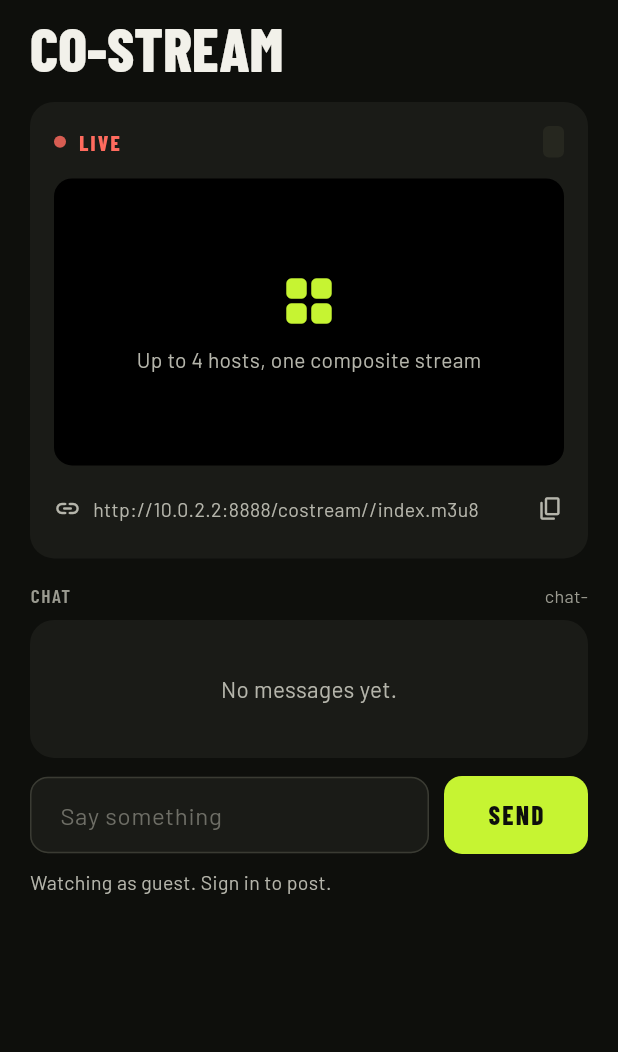
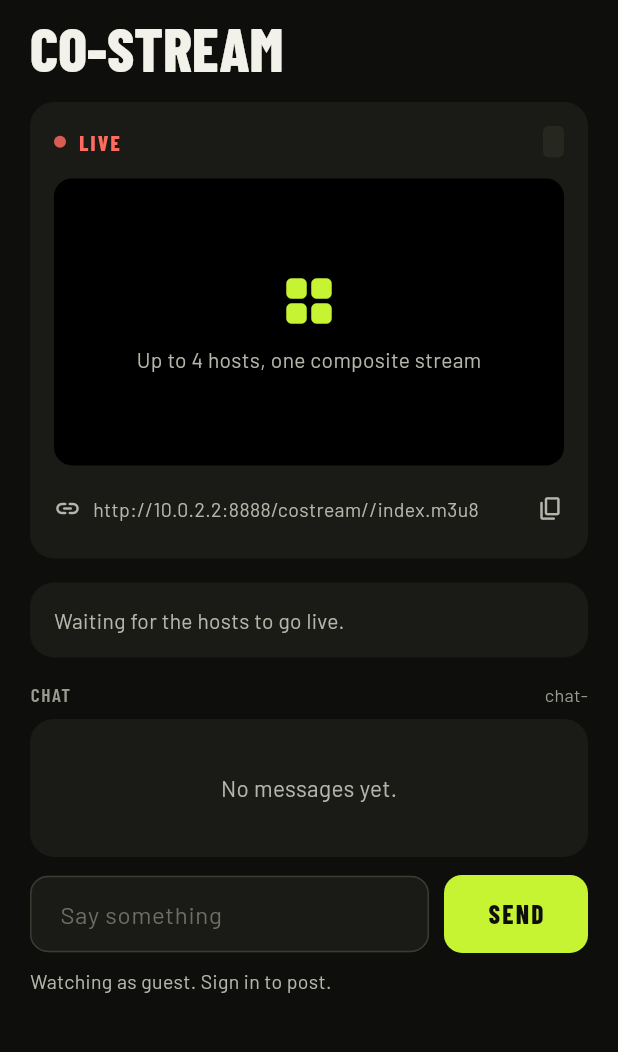
Before and after one commit to f243077-cell/nasconhackathon, a Flutter app: the CoStreamScreen widget shown alone on an empty page, opened directly with empty values, on a phone screen of 412 x 824 dp, the part 66-1118 px from its top. Run offline on Flutter 3.47's test engine with Material 3 defaults, Android fonts, the phone set to English and light mode, and no system bars; our stand-ins replace connectivity_plus, dio, flutter_riverpod, flutter_secure_storage, go_router, open_filex and 2 more; missing offline and left inert: mobile_scanner; accounts and stored records are empty; network calls fail.

Commit message:
mobile: co-stream host controls; Appium report from a physical phone
Co-Stream screen reads GET /api/v1/costream/sessions/{id} (every 3 s, so a
host handoff shows quickly): on-air list with host, muted and spotlight
labels, composite playback link. The host can invite a player (token
copied), mute/unmute, spotlight, remove (confirmed) and leave as host;
an invited player can join with the token.

tests/reports/appium-report.xml: Appium 2.19 + uiautomator2 4.2.9 on a
physical Android 15 phone, 4 passed, 1 skipped (cross-surface chat skips
when POST /api/v1/chat is not reachable from the runner).

```diff
--- /dev/null
+++ b/mobile/lib/features/live/costream_participants.dart
@@ -0,0 +1,186 @@
+import 'package:flutter/material.dart';
+import 'package:flutter/services.dart';
+import 'package:flutter_riverpod/flutter_riverpod.dart';
+
+import '../../core/errors.dart';
+import '../../core/session.dart';
+import '../../core/theme.dart';
+import '../../widgets/async_view.dart';
+import '../../widgets/confirm_dialog.dart';
+import '../../widgets/ui.dart';
+import 'live_feed.dart';
+
+/// Who is on air, and the host's controls (FR-3.3): invite, mute/unmute, spotlight, kick, leave.
+/// Invited players can join with their token. Guests only see the list.
+class CoStreamParticipants extends ConsumerStatefulWidget {
+  final String sessionId;
+  final CoStreamSession? session;
+  const CoStreamParticipants({super.key, required this.sessionId, required this.session});
+
+  @override
+  ConsumerState<CoStreamParticipants> createState() => _CoStreamParticipantsState();
+}
+
+class _CoStreamParticipantsState extends ConsumerState<CoStreamParticipants> {
+  final _inviteFor = TextEditingController();
+  final _token = TextEditingController();
+  bool _busy = false;
+
+  @override
+  void dispose() {
+    _inviteFor.dispose();
+    _token.dispose();
+    super.dispose();
+  }
+
+  Future<void> _act(Future<void> Function() call, String done) async {
+    setState(() => _busy = true);
+    try {
+      await call();
+      ref.invalidate(coStreamProvider(widget.sessionId));
+      if (mounted) showSuccess(context, done);
+    } on ApiException catch (e) {
+      if (mounted) showError(context, e);
+    } finally {
+      if (mounted) setState(() => _busy = false);
+    }
+  }
+
+  Future<void> _invite() async {
+    final id = _inviteFor.text.trim();
+    if (id.isEmpty) return;
+    setState(() => _busy = true);
+    try {
+      final token = await CoStreamApi.invite(widget.sessionId, id);
+      _inviteFor.clear();
+      if (token != null) await Clipboard.setData(ClipboardData(text: token));
+      if (mounted) showSuccess(context, 'Invite sent to ${prettyId(id)}. Token copied in case they need it.');
+    } on ApiException catch (e) {
+      if (mounted) showError(context, e);
+    } finally {
+      if (mounted) setState(() => _busy = false);
+    }
+  }
+
+  Future<void> _control(String action, String id) async {
+    final who = prettyId(id);
+    switch (action) {
+      case 'mute':
+        await _act(() => CoStreamApi.mute(widget.sessionId, id, muted: true), '$who muted.');
+      case 'unmute':
+        await _act(() => CoStreamApi.mute(widget.sessionId, id, muted: false), '$who unmuted.');
+      case 'spotlight':
+        await _act(() => CoStreamApi.spotlight(widget.sessionId, id), '$who is in the spotlight.');
+      case 'kick':
+        final ok = await confirmAction(context,
+            title: 'Remove $who?', message: 'They leave the co-stream right away.', confirmLabel: 'Remove', destructive: true);
+        if (ok) await _act(() => CoStreamApi.kick(widget.sessionId, id), '$who removed.');
+    }
+  }
+
+  @override
+  Widget build(BuildContext context) {
+    final p = context.palette;
+    final s = widget.session;
+    final me = ref.watch(sessionProvider)?.user.playerId;
+
+    if (s == null) {
+      return Panel(child: Text('Waiting for the hosts to go live.', style: TextStyle(color: p.label2, fontSize: 14)));
+    }
+    if (s.status != 'active') {
+      return Panel(child: Text('This co-stream has ended.', style: TextStyle(color: p.label2, fontSize: 14)));
+    }
+    final isHost = me != null && s.host == me;
+    final onAir = me != null && s.participants.contains(me);
+
+    return Column(crossAxisAlignment: CrossAxisAlignment.stretch, children: [
+      SectionLabel(
+        'ON AIR',
+        trailing: Text('${s.participants.length}/4, ${s.layout.replaceAll('_', ' ').toUpperCase()}',
+            style: condensed(12, weight: FontWeight.w700, tracking: 1, color: p.label3)),
+      ),
+      Panel(
+        padding: const EdgeInsets.symmetric(horizontal: 12, vertical: 6),
+        child: Column(children: [
+          for (final id in s.participants)
+            Semantics(
+              identifier: 'participant-$id',
+              child: Padding(
+                padding: const EdgeInsets.symmetric(vertical: 4),
+                child: Row(children: [
+                  Icon(
+                    s.muted.contains(id) ? Icons.mic_off_rounded : Icons.mic_rounded,
+                    color: s.muted.contains(id) ? p.label3 : p.success,
+                    size: 20,
+                    semanticLabel: s.muted.contains(id) ? 'Muted' : 'Mic on',
+                  ),
+                  const SizedBox(width: 10),
+                  Expanded(
+                    child: Text(prettyId(id), style: TextStyle(color: p.label, fontSize: 16, fontWeight: FontWeight.w600)),
+                  ),
+                  if (s.host == id) Tag('HOST', color: p.accent, textColor: p.onAccent),
+                  if (s.spotlight == id) ...[const SizedBox(width: 6), Tag('SPOTLIGHT', color: p.raised, textColor: p.label)],
+                  if (isHost && id != me)
+                    PopupMenuButton<String>(
+                      tooltip: 'Controls for ${prettyId(id)}',
+                      enabled: !_busy,
+                      onSelected: (a) => _control(a, id),
+                      itemBuilder: (_) => [
+                        PopupMenuItem(value: s.muted.contains(id) ? 'unmute' : 'mute', child: Text(s.muted.contains(id) ? 'Unmute' : 'Mute')),
+                        const PopupMenuItem(value: 'spotlight', child: Text('Spotlight')),
+                        const PopupMenuItem(value: 'kick', child: Text('Remove from stream')),
+                      ],
+                    ),
+                ]),
+              ),
+            ),
+        ]),
+      ),
+      if (isHost) ...[
+        const SizedBox(height: 12),
+        Row(children: [
+          Expanded(child: TextField(controller: _inviteFor, decoration: const InputDecoration(hintText: 'Player ID to invite'))),
+          const SizedBox(width: 10),
+          SizedBox(
+            width: 110,
+            child: PrimaryButton(label: 'INVITE', loading: _busy, height: 52, onPressed: s.participants.length >= 4 ? null : _invite),
+          ),
+        ]),
+        const SizedBox(height: 10),
+        SecondaryButton(
+          label: 'Leave as Host',
+          icon: Icons.logout_rounded,
+          destructive: true,
+          onPressed: _busy
+              ? null
+              : () async {
+                  final ok = await confirmAction(context,
+                      title: 'Leave the Co-Stream?',
+                      message: 'Hosting passes to the next person on air, or the stream ends.',
+                      confirmLabel: 'Leave',
+                      destructive: true);
+                  if (ok) await _act(() => CoStreamApi.leave(widget.sessionId), 'You left. Hosting moved on.');
+                },
+        ),
+      ] else if (me != null && !onAir) ...[
+        const SizedBox(height: 12),
+        Row(children: [
+          Expanded(child: TextField(controller: _token, decoration: const InputDecoration(hintText: 'Invite token'))),
+          const SizedBox(width: 10),
+          SizedBox(
+            width: 100,
+            child: PrimaryButton(
+              label: 'JOIN',
+              loading: _busy,
+              height: 52,
+              onPressed: () {
+                final t = _token.text.trim();
+                if (t.isNotEmpty) _act(() => CoStreamApi.join(widget.sessionId, t), 'You joined the co-stream.');
+              },
+            ),
+          ),
+        ]),
+      ],
+    ]);
+  }
+}
--- a/mobile/lib/features/live/costream_screen.dart
+++ b/mobile/lib/features/live/costream_screen.dart
@@ -10,6 +10,7 @@ import '../../core/theme.dart';
 import '../../widgets/async_view.dart';
 import '../../widgets/team_crest.dart';
 import '../../widgets/ui.dart';
+import 'costream_participants.dart';
 import 'live_feed.dart';
 
 /// Co-Stream (deep link nascon://stream/cs-session-*). Composite playback + the session's single
@@ -86,6 +87,8 @@ class _CoStreamScreenState extends ConsumerState<CoStreamScreen> {
     final server = chat.value ?? const <ChatMessage>[];
     final keys = {for (final m in server) m.key};
     final messages = [...server, ..._local.where((m) => !keys.contains(m.key))];
+    final costream = ref.watch(coStreamProvider(widget.sessionId)).value;
+    final playback = costream?.playbackUrl ?? _playback;
 
     return Semantics(
       identifier: 'costream-screen',
@@ -118,11 +121,11 @@ class _CoStreamScreenState extends ConsumerState<CoStreamScreen> {
                   ),
                 ),
               ),
-              if (_playback != null) ...[
+              if (playback != null) ...[
                 const SizedBox(height: 12),
                 InkWell(
                   onTap: () {
-                    Clipboard.setData(ClipboardData(text: _playback!));
+                    Clipboard.setData(ClipboardData(text: playback));
                     showSuccess(context, 'Stream link copied.');
                   },
                   child: Padding(
@@ -130,7 +133,7 @@ class _CoStreamScreenState extends ConsumerState<CoStreamScreen> {
                     child: Row(children: [
                       Icon(Icons.link_rounded, size: 18, color: p.label2),
                       const SizedBox(width: 8),
-                      Expanded(child: Text(_playback!, style: TextStyle(color: p.label2, fontSize: 13), overflow: TextOverflow.ellipsis)),
+                      Expanded(child: Text(playback, style: TextStyle(color: p.label2, fontSize: 13), overflow: TextOverflow.ellipsis)),
                       Icon(Icons.copy_rounded, size: 18, color: p.label2, semanticLabel: 'Copy stream link'),
                     ]),
                   ),
@@ -138,6 +141,8 @@ class _CoStreamScreenState extends ConsumerState<CoStreamScreen> {
               ],
             ]),
           ),
+          const SizedBox(height: 16),
+          CoStreamParticipants(sessionId: widget.sessionId, session: costream),
           const SizedBox(height: 16),
           SectionLabel('CHAT', trailing: Text(_room, style: TextStyle(color: p.label3, fontSize: 12))),
           Panel(
--- a/mobile/lib/features/live/live_feed.dart
+++ b/mobile/lib/features/live/live_feed.dart
@@ -266,3 +266,90 @@ Future<StreamKey> streamKeyAction(String action, String playerId, {String label
     return StreamKey.fromJson(Map<String, dynamic>.from(res as Map));
   }
 }
+
+// ---------------------------------------------------------------- co-stream session + host controls (FR-3.3)
+
+class CoStreamSession {
+  final String sessionId;
+  final String status; // active | terminated
+  final String? host;
+  final List<String> participants;
+  final List<String> muted;
+  final String? spotlight;
+  final String layout;
+  final String? playbackUrl;
+  final String chatRoomId;
+  const CoStreamSession({
+    required this.sessionId,
+    required this.status,
+    required this.host,
+    required this.participants,
+    required this.muted,
+    required this.spotlight,
+    required this.layout,
+    required this.playbackUrl,
+    required this.chatRoomId,
+  });
+
+  factory CoStreamSession.fromJson(Map<String, dynamic> j) => CoStreamSession(
+        sessionId: '${j['session_id']}',
+        status: '${j['status'] ?? 'active'}',
+        host: j['active_host'] as String?,
+        participants: [for (final p in (j['active_participants'] as List? ?? const [])) '$p'],
+        muted: [for (final p in (j['muted'] as List? ?? const [])) '$p'],
+        spotlight: j['spotlight'] as String?,
+        layout: '${j['layout'] ?? 'grid_4'}',
+        playbackUrl: j['composite_playback_url'] as String?,
+        chatRoomId: '${j['chat_room_id'] ?? 'chat-${j['session_id']}'}',
+      );
+}
+
+/// Live view of a co-stream (guests can read it). Refreshed every 3 s so a host handoff shows up quickly.
+final coStreamProvider = StreamProvider.autoDispose.family<CoStreamSession?, String>((ref, sessionId) {
+  final controller = StreamController<CoStreamSession?>();
+  Timer? timer;
+  Future<void> load() async {
+    try {
+      final res = await ApiClient.get('/api/v1/costream/sessions/$sessionId');
+      controller.add(res is Map ? CoStreamSession.fromJson(Map<String, dynamic>.from(res)) : null);
+    } on ApiException catch (e) {
+      if (e.code == 'STREAM_NOT_FOUND' || e.code == 'HTTP_404') {
+        controller.add(null);
+      } else if (!controller.isClosed) {
+        controller.addError(e);
+      }
+    }
+  }
+
+  load();
+  timer = Timer.periodic(const Duration(seconds: 3), (_) => load());
+  ref.onDispose(() {
+    timer?.cancel();
+    controller.close();
+  });
+  return controller.stream;
+});
+
+/// Host / participant actions. Each returns the updated session view when the server sends one.
+class CoStreamApi {
+  static String _p(String id) => '/api/v1/costream/sessions/$id';
+
+  static Future<String?> invite(String sessionId, String playerId) async {
+    final res = await ApiClient.post('${_p(sessionId)}/invite', {'player_id': playerId});
+    return res is Map ? res['invite_token'] as String? : null;
+  }
+
+  static Future<void> join(String sessionId, String inviteToken) =>
+      ApiClient.post('${_p(sessionId)}/join', {'invite_token': inviteToken});
+
+  static Future<void> mute(String sessionId, String playerId, {required bool muted}) =>
+      ApiClient.post('${_p(sessionId)}/mute', {'player_id': playerId, 'muted': muted});
+
+  static Future<void> spotlight(String sessionId, String playerId) =>
+      ApiClient.post('${_p(sessionId)}/spotlight', {'player_id': playerId});
+
+  static Future<void> kick(String sessionId, String playerId) =>
+      ApiClient.post('${_p(sessionId)}/kick', {'player_id': playerId});
+
+  static Future<void> leave(String sessionId) => ApiClient.post('${_p(sessionId)}/leave', const <String, dynamic>{});
+}
```
Also changed, not shown: 1 other file.
